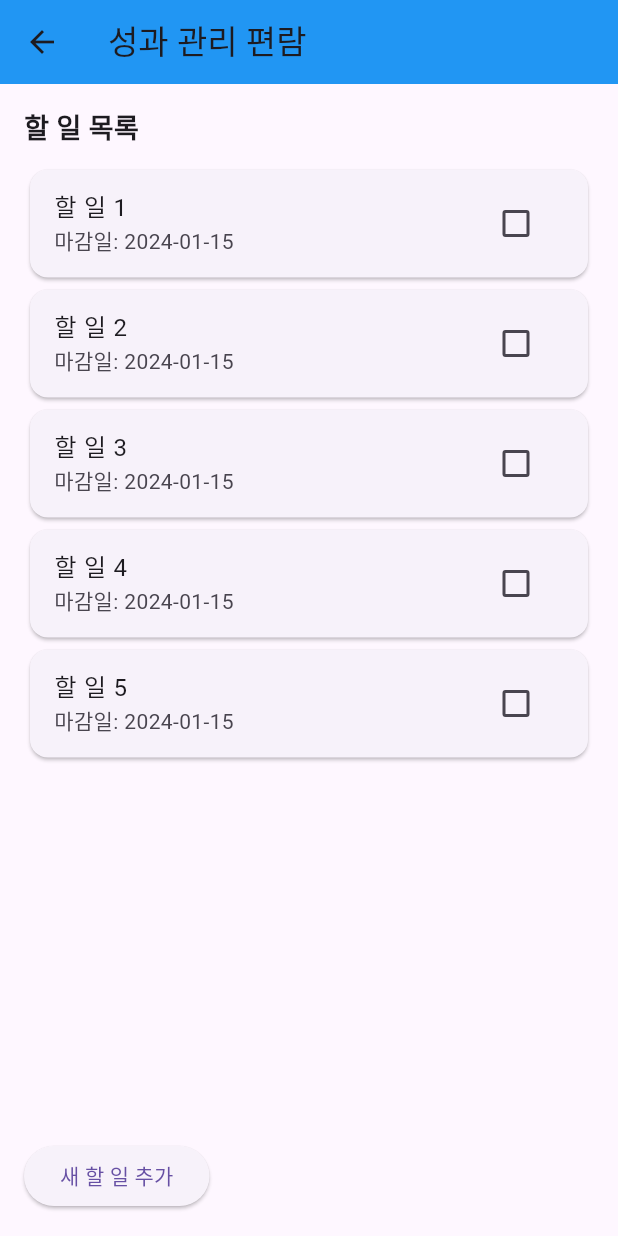
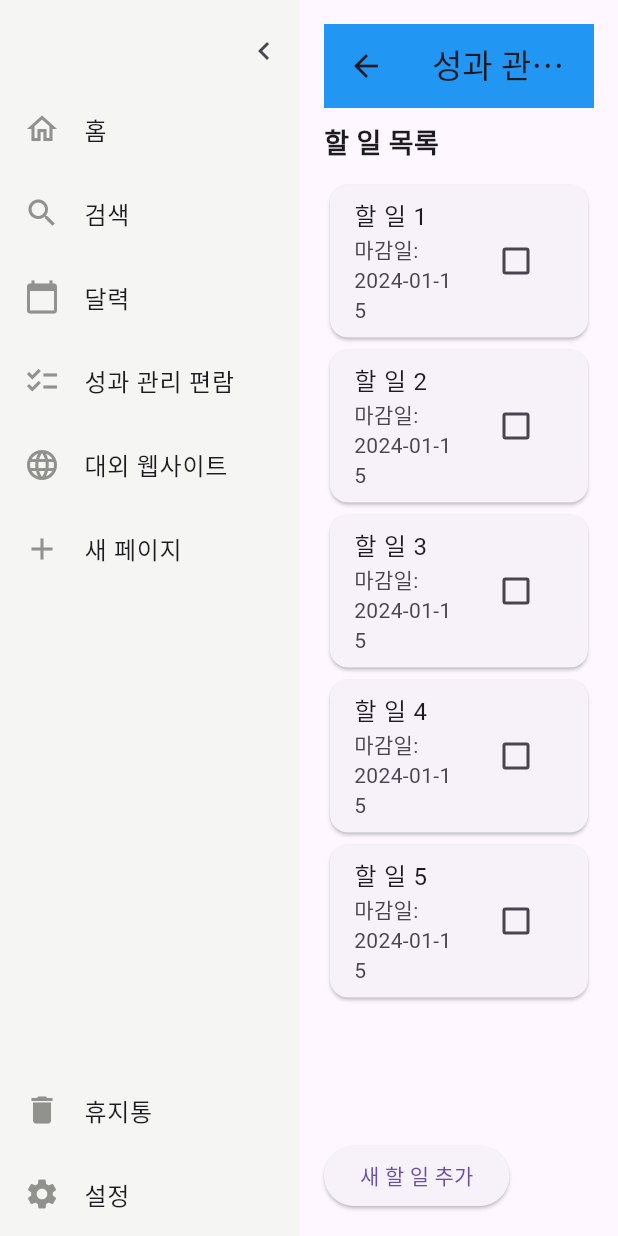
Before and after one commit to hwan03/note, a Flutter app: the ToDoPage screen opened directly, on a phone screen of 412 x 824 dp. Run offline on Flutter 3.47's test engine with Material 3 defaults, Android fonts, the phone set to English and light mode, and no system bars.

Commit message:
사이드바 분리

```diff
--- /dev/null
+++ b/lib/side_bar.dart
@@ -0,0 +1,86 @@
+import 'package:flutter/material.dart';
+import 'to_do.dart';  // ToDoPage import
+
+class Sidebar extends StatelessWidget {
+  final bool isSidebarOpen;
+  final Function onSidebarToggle;
+
+  Sidebar({required this.isSidebarOpen, required this.onSidebarToggle});
+
+  @override
+  Widget build(BuildContext context) {
+    return AnimatedContainer(
+      duration: Duration(milliseconds: 300),
+      width: isSidebarOpen ? 200 : 70,
+      color: Color(0xFFF5F5F3),
+      child: Column(
+        children: [
+          SizedBox(height: 10),
+          Align(
+            alignment: Alignment.topRight,
+            child: IconButton(
+              icon: Icon(isSidebarOpen ? Icons.chevron_left : Icons.chevron_right),
+              onPressed: () {
+                onSidebarToggle();
+              },
+            ),
+          ),
+          _buildSidebarItem(
+            icon: Icons.home_outlined,
+            label: '홈',
+            onTap: () {
+              // 홈으로 이동 (이 부분은 이미 구현이 되어 있어 변경 없음)
+            },
+          ),
+          _buildSidebarItem(
+            icon: Icons.search,
+            label: '검색',
+          ),
+          _buildSidebarItem(
+            icon: Icons.calendar_today,
+            label: '달력',
+          ),
+          _buildSidebarItem(
+            icon: Icons.checklist,
+            label: '성과 관리 편람',
+            onTap: () {
+              Navigator.push(
+                context,
+                MaterialPageRoute(builder: (context) => ToDoPage()),
+              );
+            },
+          ),
+          _buildSidebarItem(
+            icon: Icons.language,
+            label: '대외 웹사이트',
+          ),
+          _buildSidebarItem(
+            icon: Icons.add,
+            label: '새 페이지',
+          ),
+          Spacer(),
+          _buildSidebarItem(
+            icon: Icons.delete,
+            label: '휴지통',
+          ),
+          _buildSidebarItem(
+            icon: Icons.settings,
+            label: '설정',
+          ),
+        ],
+      ),
+    );
+  }
+
+  Widget _buildSidebarItem({
+    required IconData icon,
+    required String label,
+    VoidCallback? onTap,
+  }) {
+    return ListTile(
+      leading: Icon(icon, color: Color(0xFF91918E)),
+      title: isSidebarOpen ? Text(label) : null,
+      onTap: onTap,
+    );
+  }
+}
--- a/lib/to_do.dart
+++ b/lib/to_do.dart
@@ -1,18 +1,38 @@
 import 'package:flutter/material.dart';
+import 'side_bar.dart'; // Sidebar import
 
-class ToDoPage extends StatelessWidget {
+class ToDoPage extends StatefulWidget {
+  @override
+  _ToDoPageState createState() => _ToDoPageState();
+}
+
+class _ToDoPageState extends State<ToDoPage> {
+  bool isSidebarOpen = true;
+
   @override
   Widget build(BuildContext context) {
     return Scaffold(
-      appBar: AppBar(
-        title: Text('성과 관리 편람'),
-        backgroundColor: Colors.blue,
+      body: Row(
+        children: [
+          Sidebar(  // Sidebar widget 사용
+            isSidebarOpen: isSidebarOpen,
+            onSidebarToggle: () {
+              setState(() {
+                isSidebarOpen = !isSidebarOpen;
+              });
+            },
           ),
-      body: Padding(
+          Expanded(
+            child: Container(
               padding: const EdgeInsets.all(16.0),
               child: Column(
                 crossAxisAlignment: CrossAxisAlignment.start,
                 children: [
+                  AppBar(
+                    title: Text('성과 관리 편람'),
+                    backgroundColor: Colors.blue,
+                  ),
+                  SizedBox(height: 10),
                   Text(
                     '할 일 목록',
                     style: TextStyle(fontSize: 18, fontWeight: FontWeight.bold),
@@ -45,6 +65,9 @@ class ToDoPage extends StatelessWidget {
                 ],
               ),
             ),
+          ),
+        ],
+      ),
     );
   }
 }
```
Lines whose indentation alone changed are shown as unchanged.
